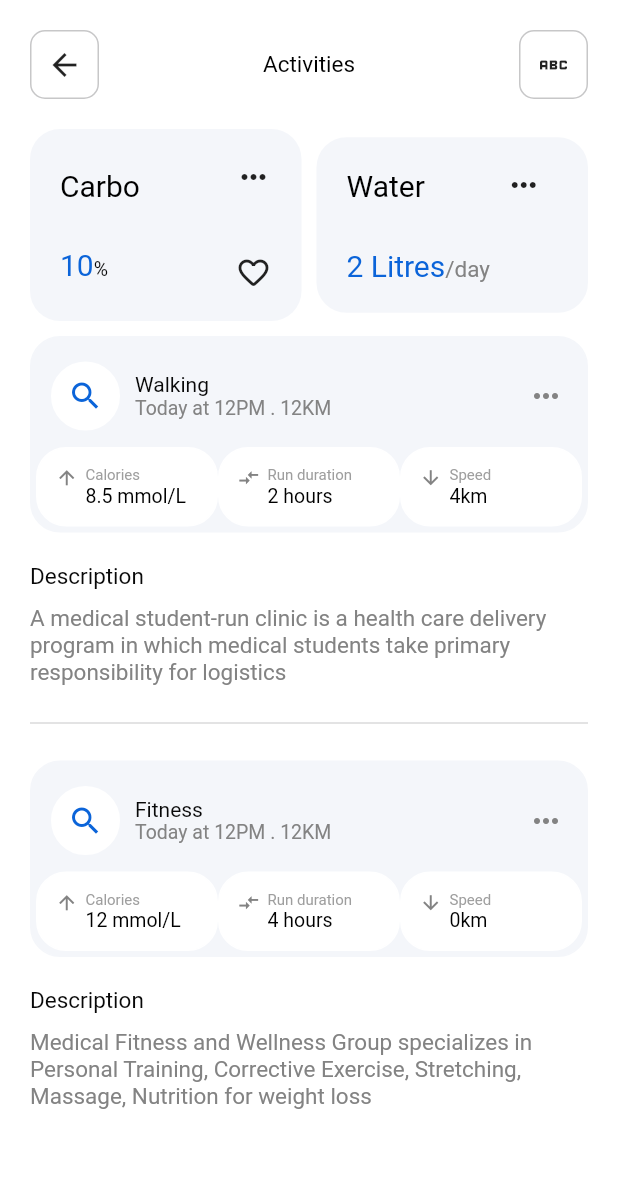
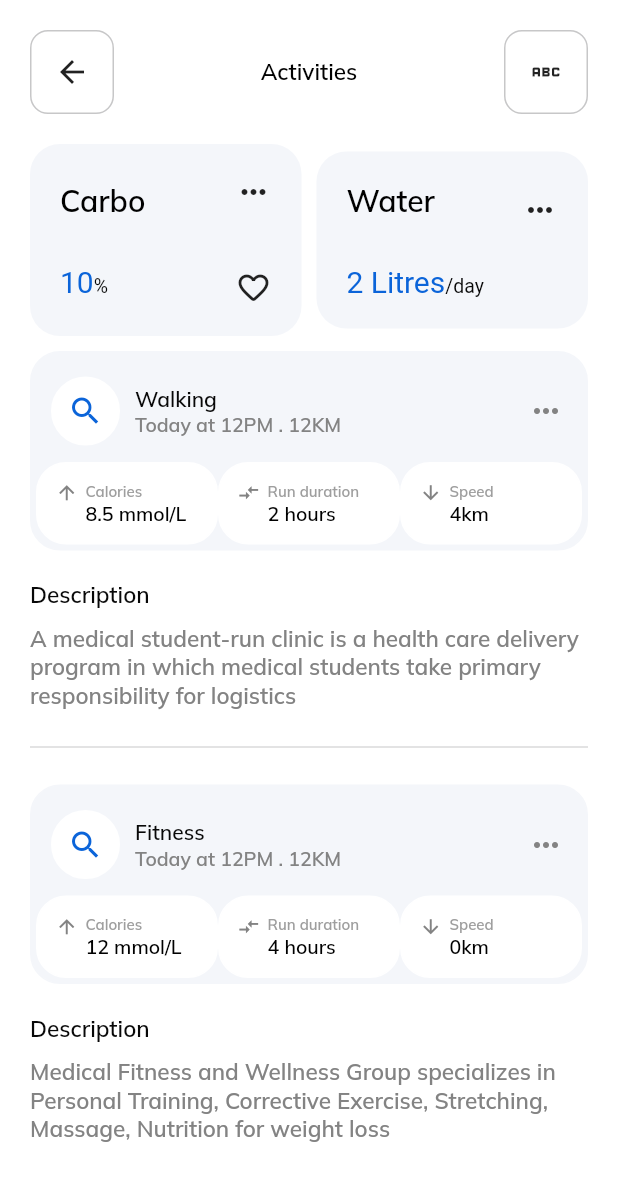
Before and after one commit to Jud-e/fitness_app, a Flutter app: the screen it shows after launch, after a tap on "Details", on a phone screen of 412 x 824 dp. Shown: the top 1181 px of the screen. Run offline on Flutter 3.47's test engine with Material 2 defaults, Android fonts, the phone set to English and light mode, and no system bars; our stand-ins replace google_fonts.

Commit message:
update 23/01

```diff
--- a/lib/constants.dart
+++ b/lib/constants.dart
@@ -13,8 +13,9 @@ Widget yMargin(double y) {
 Widget text(String text, double fontSize, Color color) {
   return Text(
     text,
-    // style: GoogleFonts.quicksand(fontSize: fontSize, color: color),
-    style: TextStyle(fontSize: fontSize, color: color),
+    style: GoogleFonts.mulish(
+        fontSize: fontSize, color: color, fontWeight: FontWeight.w600),
+    // style: TextStyle(fontSize: fontSize, color: color),
   );
 }
 
@@ -106,9 +107,9 @@ Widget header(BuildContext context, String title) {
       Container(
         decoration: BoxDecoration(
             border: Border.all(color: darkGrey),
-            borderRadius: BorderRadius.circular(10)),
+            borderRadius: BorderRadius.circular(12)),
         child: Padding(
-          padding: const EdgeInsets.all(10.0),
+          padding: const EdgeInsets.all(15.0),
           child: GestureDetector(
               onTap: () => Navigator.pop(context),
               child: const Icon(Icons.arrow_back)),
@@ -118,9 +119,9 @@ Widget header(BuildContext context, String title) {
       Container(
         decoration: BoxDecoration(
             border: Border.all(color: darkGrey),
-            borderRadius: BorderRadius.circular(10)),
+            borderRadius: BorderRadius.circular(12)),
         child: Padding(
-          padding: const EdgeInsets.all(10.0),
+          padding: const EdgeInsets.all(15.0),
           child: GestureDetector(
               onTap: () => Navigator.pop(context),
               child: const Icon(Icons.abc)),
--- a/lib/screens/activities.dart
+++ b/lib/screens/activities.dart
@@ -1,8 +1,6 @@
 import 'package:fitness_app/colors.dart';
 import 'package:fitness_app/constants.dart';
 import 'package:flutter/material.dart';
-import 'package:flutter/src/widgets/container.dart';
-import 'package:flutter/src/widgets/framework.dart';
 
 class Activity extends StatefulWidget {
   const Activity({super.key});
@@ -90,15 +88,11 @@ class _ActivityState extends State<Activity> {
                               mainAxisAlignment: MainAxisAlignment.spaceBetween,
                               children: [
                                 Column(
+                                  mainAxisAlignment:
+                                      MainAxisAlignment.spaceBetween,
                                   crossAxisAlignment: CrossAxisAlignment.start,
                                   children: [
-                                    Row(
-                                      children: [
-                                        text("Water", 20, Colors.black),
-                                        xMargin(54),
-                                        Icon(Icons.more_horiz_outlined)
-                                      ],
-                                    ),
+                                    text("Water", 20, Colors.black),
                                     yMargin(30),
                                     RichText(
                                         text: TextSpan(children: [
@@ -109,10 +103,18 @@ class _ActivityState extends State<Activity> {
                                       TextSpan(
                                           text: "/day",
                                           style: TextStyle(
-                                              fontSize: 15, color: darker))
+                                              fontSize: 13, color: blackBg))
                                     ])),
                                   ],
                                 ),
+                                Column(
+                                  mainAxisAlignment:
+                                      MainAxisAlignment.spaceBetween,
+                                  children: [
+                                    const Icon(Icons.more_horiz_rounded),
+                                    yMargin(40),
+                                  ],
+                                )
                               ],
                             )
                           ],
--- a/lib/screens/homepage.dart
+++ b/lib/screens/homepage.dart
@@ -28,9 +28,9 @@ class _HomeState extends State<Home> {
                   Container(
                     decoration: BoxDecoration(
                         border: Border.all(color: darkGrey),
-                        borderRadius: BorderRadius.circular(10)),
+                        borderRadius: BorderRadius.circular(12)),
                     child: const Padding(
-                      padding: EdgeInsets.all(10.0),
+                      padding: EdgeInsets.all(15.0),
                       child: Icon(Icons.person),
                     ),
                   ),
@@ -39,9 +39,9 @@ class _HomeState extends State<Home> {
                       Container(
                         decoration: BoxDecoration(
                             border: Border.all(color: darkGrey),
-                            borderRadius: BorderRadius.circular(10)),
+                            borderRadius: BorderRadius.circular(12)),
                         child: const Padding(
-                          padding: EdgeInsets.all(10.0),
+                          padding: EdgeInsets.all(15.0),
                           child: Icon(Icons.search),
                         ),
                       ),
@@ -54,9 +54,9 @@ class _HomeState extends State<Home> {
                         child: Container(
                           decoration: BoxDecoration(
                               border: Border.all(color: darkGrey),
-                              borderRadius: BorderRadius.circular(10)),
+                              borderRadius: BorderRadius.circular(12)),
                           child: const Padding(
-                            padding: EdgeInsets.all(10.0),
+                            padding: EdgeInsets.all(15.0),
                             child: Icon(Icons.abc),
                           ),
                         ),
@@ -70,16 +70,16 @@ class _HomeState extends State<Home> {
                 crossAxisAlignment: CrossAxisAlignment.start,
                 children: [
                   Padding(
-                    padding: const EdgeInsets.fromLTRB(0, 0, 0, 5),
-                    child: text("It's all about how", 20.0, Colors.black),
+                    padding: const EdgeInsets.fromLTRB(0, 0, 0, 2),
+                    child: text("It's all about how", 30.0, Colors.black),
                   ),
                   Padding(
                     padding: const EdgeInsets.fromLTRB(0, 0, 0, 5),
-                    child: text("we treat you.", 20.0, Colors.black),
+                    child: text("we treat you.", 30.0, Colors.black),
                   ),
                   Padding(
                     padding: const EdgeInsets.fromLTRB(0, 0, 0, 5),
-                    child: text("That's powerful healing.", 13.0, Colors.grey),
+                    child: text("That's powerful healing.", 18.0, Colors.grey),
                   ),
                 ],
               ),
```
